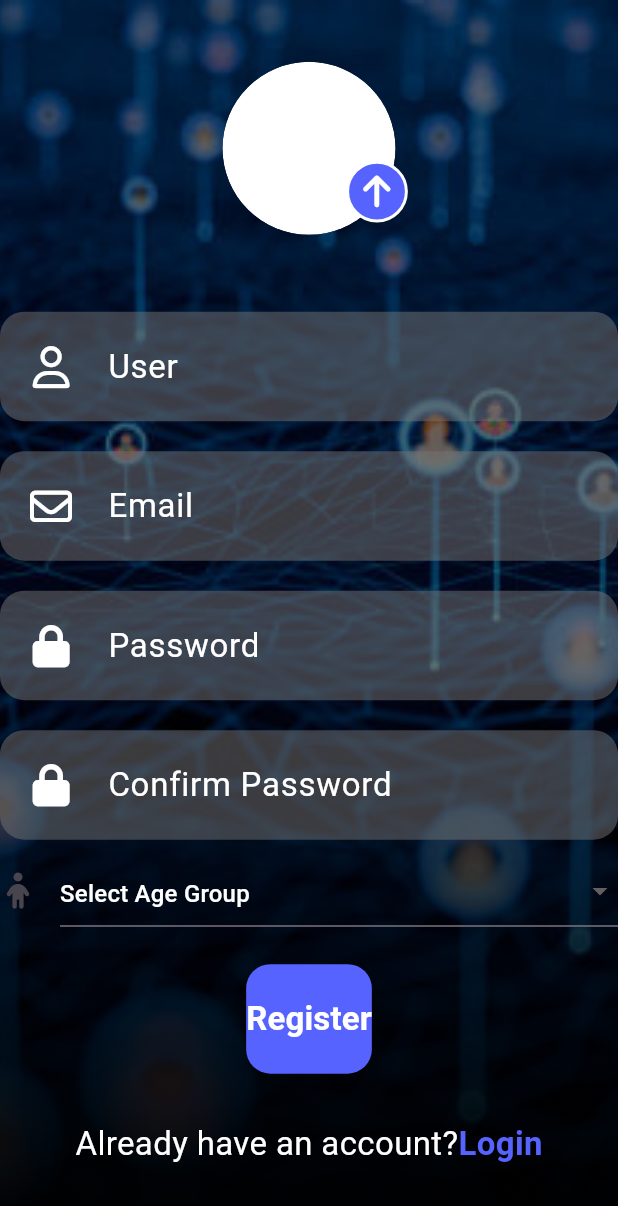
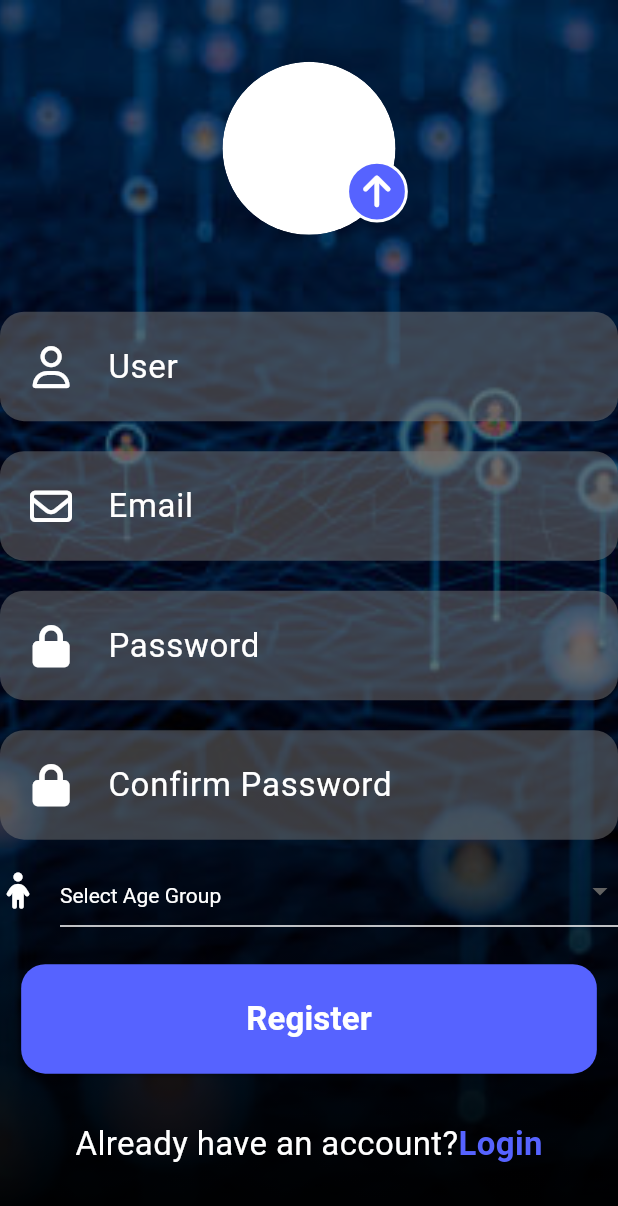
Before and after one commit to Swastisharma123/YOU, a Flutter app: the screen it shows after launch, after a tap on "Create New Account", on a phone screen of 412 x 824 dp. Shown: the top 1206 px of the screen. Run offline on Flutter 3.47's test engine with Material 3 defaults, Android fonts, the phone set to English and light mode, and no system bars; our stand-ins replace firebase_core, font_awesome_flutter, google_fonts, image_picker, video_player, webview_flutter; accounts and stored records are empty; network calls fail.

Commit message:
22/08/2024

```diff
--- a/lib/main.dart
+++ b/lib/main.dart
@@ -1,5 +1,6 @@
 import 'package:flutter/material.dart';
 import 'package:firebase_core/firebase_core.dart';
+import 'package:you/screens/choosecommunity.dart';
 import 'package:you/screens/create-new-account.dart';
 import 'package:you/screens/homepage.dart';
 import 'package:you/screens/login.dart';
@@ -52,6 +53,7 @@ class MyApp extends StatelessWidget {
         '/': (context) => LoginScreen(),
         'ForgotPassword': (context) => ForgotPassword(),
         'HomePage': (context) => const HomePage(),
+        'ChooseCommunity': (context) => const ChooseCommunity(),
         'CreateNewAccount': (context) => const CreateNewAccount(),
       },
     );
--- a/lib/screens/create-new-account.dart
+++ b/lib/screens/create-new-account.dart
@@ -12,6 +12,7 @@ class CreateNewAccount extends StatefulWidget {
   const CreateNewAccount({super.key});
 
   @override
+  // ignore: library_private_types_in_public_api
   _CreateNewAccountState createState() => _CreateNewAccountState();
 }
 
@@ -79,8 +80,7 @@ class _CreateNewAccountState extends State<CreateNewAccount> {
                             filter: ImageFilter.blur(sigmaX: 3, sigmaY: 3),
                             child: CircleAvatar(
                               radius: size.width * 0.14,
-                              backgroundColor:
-                                  Colors.white,
+                              backgroundColor: Colors.white,
                               backgroundImage:
                                   _image != null ? FileImage(_image!) : null,
                               child: _image == null
@@ -176,26 +176,52 @@ class _CreateNewAccountState extends State<CreateNewAccount> {
                       ),
                       DropdownButtonFormField<String>(
                         decoration: const InputDecoration(
-                          icon: Icon(FontAwesomeIcons.child),
+                          icon: Icon(
+                            FontAwesomeIcons.child,
+                            color: Colors.white,
+                          ),
                           hintText: 'Select Age Group',
+                          hintStyle: TextStyle(color: Colors.white),
+                          enabledBorder: UnderlineInputBorder(
+                            borderSide: BorderSide(color: Colors.white),
+                          ),
+                          focusedBorder: UnderlineInputBorder(
+                            borderSide: BorderSide(color: Colors.white),
+                          ),
                         ),
                         value: selectedAgeGroup,
                         items: const [
                           DropdownMenuItem(
-                              value: 'Pre-Teens',
-                              child: Text('Pre-Teens (12-15yrs)')),
+                            value: 'Pre-Teens',
+                            child: Text(
+                              'Pre-Teens (12-15yrs)',
+                              style: TextStyle(color: Colors.white),
+                            ),
+                          ),
                           DropdownMenuItem(
-                              value: 'Late Teens',
-                              child: Text('Late Teens (16-19yrs)')),
+                            value: 'Late Teens',
+                            child: Text(
+                              'Late Teens (16-19yrs)',
+                              style: TextStyle(color: Colors.white),
+                            ),
+                          ),
                           DropdownMenuItem(
-                              value: 'Adults',
-                              child: Text('Adults (20 and above)')),
+                            value: 'Adults',
+                            child: Text(
+                              'Adults (20 and above)',
+                              style: TextStyle(color: Colors.white),
+                            ),
+                          ),
                         ],
                         onChanged: (value) {
                           setState(() {
                             selectedAgeGroup = value;
                           });
                         },
+                        style: const TextStyle(
+                            color: Colors.white), // Style for selected item
+                        dropdownColor:
+                            Colors.black, // Background color for dropdown menu
                         validator: (value) {
                           if (value == null) {
                             return 'Please select your age group';
@@ -213,7 +239,8 @@ class _CreateNewAccountState extends State<CreateNewAccount> {
                           shape: RoundedRectangleBorder(
                             borderRadius: BorderRadius.circular(16),
                           ),
-                          padding: const EdgeInsets.symmetric(vertical: 20),
+                          padding: const EdgeInsets.symmetric(
+                              vertical: 20, horizontal: 150),
                         ),
                         child: Text(
                           "Register",
--- a/lib/screens/login.dart
+++ b/lib/screens/login.dart
@@ -50,18 +50,20 @@ class LoginScreen extends StatelessWidget {
                     hint: 'Password',
                     inputAction: TextInputAction.done,
                   ),
-                  GestureDetector(
-                    onTap: () =>
-                        Navigator.pushNamed(context, 'ForgotPassword'),
-                    child: const Text(
-                      'Forgot Password',
-                      style: kBodyText,
-                    ),
-                  ),
+                  // GestureDetector(
+                  //   onTap: () =>
+                  //       Navigator.pushNamed(context, 'ForgotPassword'),
+                  //   child: const Text(
+                  //     'Forgot Password',
+                  //     style: kBodyText,
+                  //   ),
+                  // ),
                   const SizedBox(
                     height: 25,
                   ),
-                  ElevatedButton(
+                  Align(
+                    alignment: Alignment.center,
+                    child: ElevatedButton(
                       style: ElevatedButton.styleFrom(
                         backgroundColor: kBlue,
                         padding: const EdgeInsets.symmetric(
@@ -71,6 +73,7 @@ class LoginScreen extends StatelessWidget {
                         ),
                       ),
                       onPressed: () {
+                        Navigator.pushNamed(context, 'ChooseCommunity');
                         // Handle the login logic here
                         print('Email: ${_emailController.text}');
                         print('Password: ${_passwordController.text}');
@@ -81,6 +84,7 @@ class LoginScreen extends StatelessWidget {
                           color: Colors.white,
                           fontSize: 18,
                           fontWeight: FontWeight.bold,
+                        ),
                       ),
                     ),
                   ),
--- a/pubspec.yaml
+++ b/pubspec.yaml
@@ -55,6 +55,7 @@ dependencies:
   image_picker: ^1.1.2
   google_fonts: ^6.2.1
   firebase_core: ^3.3.0
+  fluttertoast: ^8.2.8
 
 dev_dependencies:
   flutter_test:
```
Also changed, not shown: lib/screens/another.dart (added, +144 -0 lines), lib/screens/choosecommunity.dart (added, +135 -0 lines), pubspec.lock. Lines whose indentation alone changed are shown as unchanged.
